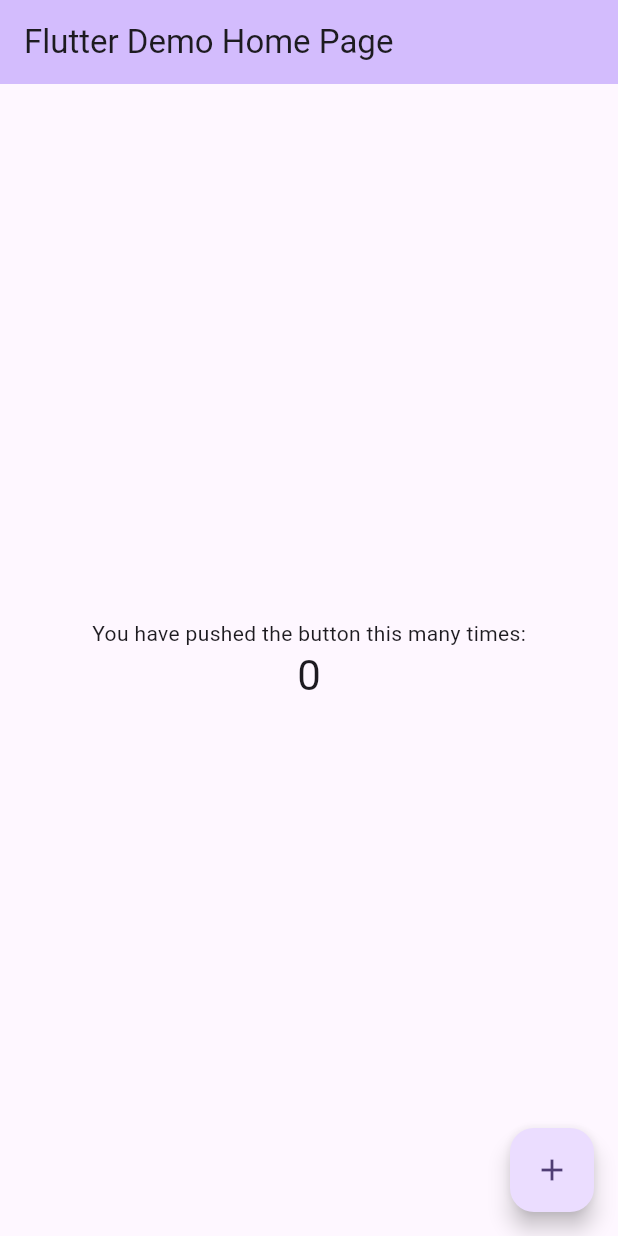
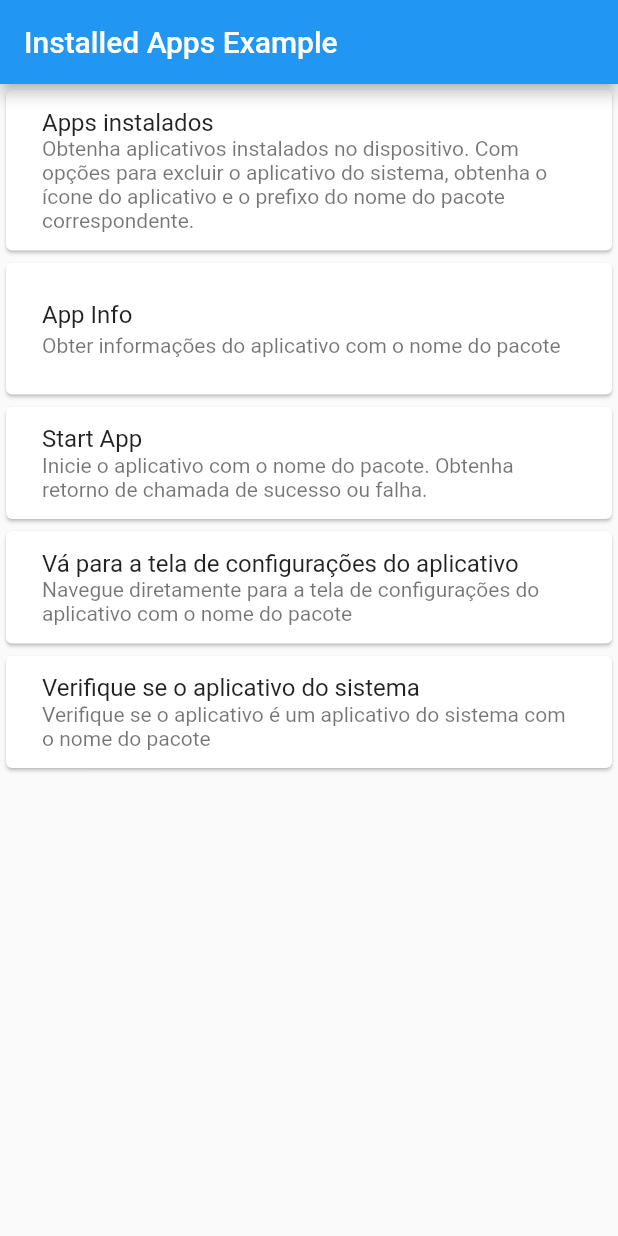
Before and after one commit to jeancarloshs/bloqueador-de-apps, a Flutter app: the screen it shows after launch, on a phone screen of 412 x 824 dp. Run offline on Flutter 3.47's test engine with Material 2 defaults, Android fonts, the phone set to English and light mode, and no system bars; missing offline and left inert: installed_apps.

Commit message:
inserido função exemplo para captura dos apps no celular

```diff
--- a/lib/main.dart
+++ b/lib/main.dart
@@ -1,125 +1,189 @@
 import 'package:flutter/material.dart';
+import 'package:installed_apps/app_info.dart';
+import 'package:installed_apps/installed_apps.dart';
 
-void main() {
-  runApp(const MyApp());
+void main() => runApp(App());
+
+class App extends MaterialApp {
+  @override
+  Widget get home => HomeScreen();
 }
 
-class MyApp extends StatelessWidget {
-  const MyApp({super.key});
-
-  // This widget is the root of your application.
+class HomeScreen extends StatelessWidget {
   @override
   Widget build(BuildContext context) {
-    return MaterialApp(
-      title: 'Flutter Demo',
-      theme: ThemeData(
-        // This is the theme of your application.
-        //
-        // TRY THIS: Try running your application with "flutter run". You'll see
-        // the application has a blue toolbar. Then, without quitting the app,
-        // try changing the seedColor in the colorScheme below to Colors.green
-        // and then invoke "hot reload" (save your changes or press the "hot
-        // reload" button in a Flutter-supported IDE, or press "r" if you used
-        // the command line to start the app).
-        //
-        // Notice that the counter didn't reset back to zero; the application
-        // state is not lost during the reload. To reset the state, use hot
-        // restart instead.
-        //
-        // This works for code too, not just values: Most code changes can be
-        // tested with just a hot reload.
-        colorScheme: ColorScheme.fromSeed(seedColor: Colors.deepPurple),
-        useMaterial3: true,
+    return Scaffold(
+      appBar: AppBar(title: const Text("Installed Apps Example")),
+      body: ListView(
+        children: [
+          Card(
+            child: Padding(
+              padding: const EdgeInsets.all(8),
+              child: ListTile(
+                title: Text("Apps instalados"),
+                subtitle: Text(
+                    "Obtenha aplicativos instalados no dispositivo. Com opções para excluir o aplicativo do sistema, obtenha o ícone do aplicativo e o prefixo do nome do pacote correspondente."),
+                onTap: () => Navigator.push(
+                  context,
+                  MaterialPageRoute(
+                    builder: (context) => InstalledAppsScreen(),
+                  ),
+                ),
+              ),
+            ),
+          ),
+          Card(
+            child: Padding(
+              padding: const EdgeInsets.all(8),
+              child: ListTile(
+                title: Text("App Info"),
+                subtitle: Text(
+                    "Obter informações do aplicativo com o nome do pacote"),
+                onTap: () => Navigator.push(
+                  context,
+                  MaterialPageRoute(
+                    builder: (context) => AppInfoScreen(),
+                  ),
+                ),
+              ),
+            ),
+          ),
+          Card(
+            child: Padding(
+              padding: const EdgeInsets.all(8),
+              child: ListTile(
+                title: Text("Start App"),
+                subtitle: Text(
+                    "Inicie o aplicativo com o nome do pacote. Obtenha retorno de chamada de sucesso ou falha."),
+                onTap: () => InstalledApps.startApp("com.google.android.gm"),
+              ),
+            ),
+          ),
+          Card(
+            child: Padding(
+              padding: const EdgeInsets.all(8),
+              child: ListTile(
+                title: Text("Vá para a tela de configurações do aplicativo"),
+                subtitle: Text(
+                    "Navegue diretamente para a tela de configurações do aplicativo com o nome do pacote"),
+                onTap: () =>
+                    InstalledApps.openSettings("com.google.android.gm"),
+              ),
+            ),
+          ),
+          Card(
+            child: Padding(
+              padding: const EdgeInsets.all(8),
+              child: ListTile(
+                title: Text("Verifique se o aplicativo do sistema"),
+                subtitle: Text(
+                    "Verifique se o aplicativo é um aplicativo do sistema com o nome do pacote"),
+                onTap: () =>
+                    InstalledApps.isSystemApp("com.google.android.gm").then(
+                  (bool? value) => _showDialog(
+                      context,
+                      value ?? false
+                          ? "O aplicativo solicitado é um aplicativo do sistema."
+                          : "Aplicativo solicitado em um aplicativo que não é do sistema."),
+                ),
+              ),
+            ),
+          )
+        ],
       ),
-      home: const MyHomePage(title: 'Flutter Demo Home Page'),
+    );
+  }
+
+  void _showDialog(BuildContext context, String text) {
+    showDialog(
+      context: context,
+      builder: (BuildContext context) {
+        return AlertDialog(
+          content: Text(text),
+          actions: <Widget>[
+            TextButton(
+              child: Text("Fechar"),
+              onPressed: () => Navigator.of(context).pop(),
+            ),
+          ],
+        );
+      },
     );
   }
 }
 
-class MyHomePage extends StatefulWidget {
-  const MyHomePage({super.key, required this.title});
-
-  // This widget is the home page of your application. It is stateful, meaning
-  // that it has a State object (defined below) that contains fields that affect
-  // how it looks.
-
-  // This class is the configuration for the state. It holds the values (in this
-  // case the title) provided by the parent (in this case the App widget) and
-  // used by the build method of the State. Fields in a Widget subclass are
-  // always marked "final".
-
-  final String title;
-
-  @override
-  State<MyHomePage> createState() => _MyHomePageState();
-}
-
-class _MyHomePageState extends State<MyHomePage> {
-  int _counter = 0;
-
-  void _incrementCounter() {
-    setState(() {
-      // This call to setState tells the Flutter framework that something has
-      // changed in this State, which causes it to rerun the build method below
-      // so that the display can reflect the updated values. If we changed
-      // _counter without calling setState(), then the build method would not be
-      // called again, and so nothing would appear to happen.
-      _counter++;
-    });
-  }
-
+class InstalledAppsScreen extends StatelessWidget {
   @override
   Widget build(BuildContext context) {
-    // This method is rerun every time setState is called, for instance as done
-    // by the _incrementCounter method above.
-    //
-    // The Flutter framework has been optimized to make rerunning build methods
-    // fast, so that you can just rebuild anything that needs updating rather
-    // than having to individually change instances of widgets.
     return Scaffold(
-      appBar: AppBar(
-        // TRY THIS: Try changing the color here to a specific color (to
-        // Colors.amber, perhaps?) and trigger a hot reload to see the AppBar
-        // change color while the other colors stay the same.
-        backgroundColor: Theme.of(context).colorScheme.inversePrimary,
-        // Here we take the value from the MyHomePage object that was created by
-        // the App.build method, and use it to set our appbar title.
-        title: Text(widget.title),
+      appBar: AppBar(title: Text("Apps instalados")),
+      body: FutureBuilder<List<AppInfo>>(
+        future: InstalledApps.getInstalledApps(true, true),
+        builder:
+            (BuildContext buildContext, AsyncSnapshot<List<AppInfo>> snapshot) {
+          return snapshot.connectionState == ConnectionState.done
+              ? snapshot.hasData
+                  ? ListView.builder(
+                      itemCount: snapshot.data!.length,
+                      itemBuilder: (context, index) {
+                        AppInfo app = snapshot.data![index];
+                        return Card(
+                          child: ListTile(
+                            leading: CircleAvatar(
+                              backgroundColor: Colors.transparent,
+                              child: Image.memory(app.icon!),
+                            ),
+                            title: Text(app.name!),
+                            subtitle: Text(app.getVersionInfo()),
+                            onTap: () =>
+                                InstalledApps.startApp(app.packageName!),
+                            onLongPress: () =>
+                                InstalledApps.openSettings(app.packageName!),
+                          ),
+                        );
+                      },
+                    )
+                  : Center(
+                      child: Text(
+                          "Ocorreu um erro ao obter aplicativos instalados ...."))
+              : Center(child: Text("Obtendo aplicativos instalados ...."));
+        },
       ),
-      body: Center(
-        // Center is a layout widget. It takes a single child and positions it
-        // in the middle of the parent.
-        child: Column(
-          // Column is also a layout widget. It takes a list of children and
-          // arranges them vertically. By default, it sizes itself to fit its
-          // children horizontally, and tries to be as tall as its parent.
-          //
-          // Column has various properties to control how it sizes itself and
-          // how it positions its children. Here we use mainAxisAlignment to
-          // center the children vertically; the main axis here is the vertical
-          // axis because Columns are vertical (the cross axis would be
-          // horizontal).
-          //
-          // TRY THIS: Invoke "debug painting" (choose the "Toggle Debug Paint"
-          // action in the IDE, or press "p" in the console), to see the
-          // wireframe for each widget.
-          mainAxisAlignment: MainAxisAlignment.center,
-          children: <Widget>[
-            const Text(
-              'You have pushed the button this many times:',
-            ),
-            Text(
-              '$_counter',
-              style: Theme.of(context).textTheme.headlineMedium,
-            ),
-          ],
-        ),
-      ),
-      floatingActionButton: FloatingActionButton(
-        onPressed: _incrementCounter,
-        tooltip: 'Increment',
-        child: const Icon(Icons.add),
-      ), // This trailing comma makes auto-formatting nicer for build methods.
     );
   }
 }
+
+class AppInfoScreen extends StatelessWidget {
+  @override
+  Widget build(BuildContext context) {
+    return Scaffold(
+      appBar: AppBar(title: Text("App Info")),
+      body: FutureBuilder<AppInfo>(
+        future: InstalledApps.getAppInfo("com.google.android.gm"),
+        builder: (BuildContext buildContext, AsyncSnapshot<AppInfo> snapshot) {
+          return snapshot.connectionState == ConnectionState.done
+              ? snapshot.hasData
+                  ? Center(
+                      child: Column(
+                        children: [
+                          Image.memory(snapshot.data!.icon!),
+                          Text(
+                            snapshot.data!.name!,
+                            style: TextStyle(
+                              fontWeight: FontWeight.bold,
+                              fontSize: 40,
+                            ),
+                          ),
+                          Text(snapshot.data!.getVersionInfo())
+                        ],
+                      ),
+                    )
+                  : Center(
+                      child:
+                          Text("Erro ao obter informações do aplicativo ...."))
+              : Center(child: Text("Obtendo informações do aplicativo ...."));
+        },
+      ),
+    );
+  }
+}
--- a/pubspec.yaml
+++ b/pubspec.yaml
@@ -28,6 +28,8 @@ environment:
 # the latest version available on pub.dev. To see which dependencies have newer
 # versions available, run `flutter pub outdated`.
 dependencies:
+  installed_apps: ^1.3.1
+  # flutter_appavailability: ^0.0.21
   flutter:
     sdk: flutter
 
```
Also changed, not shown: pubspec.lock.
